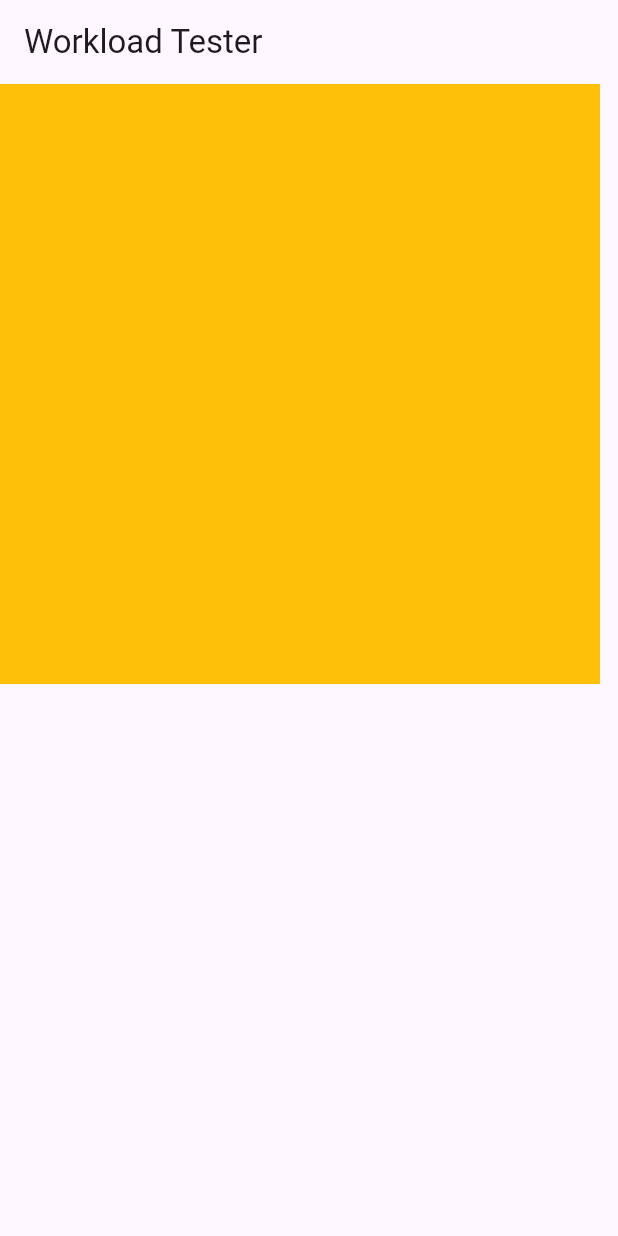
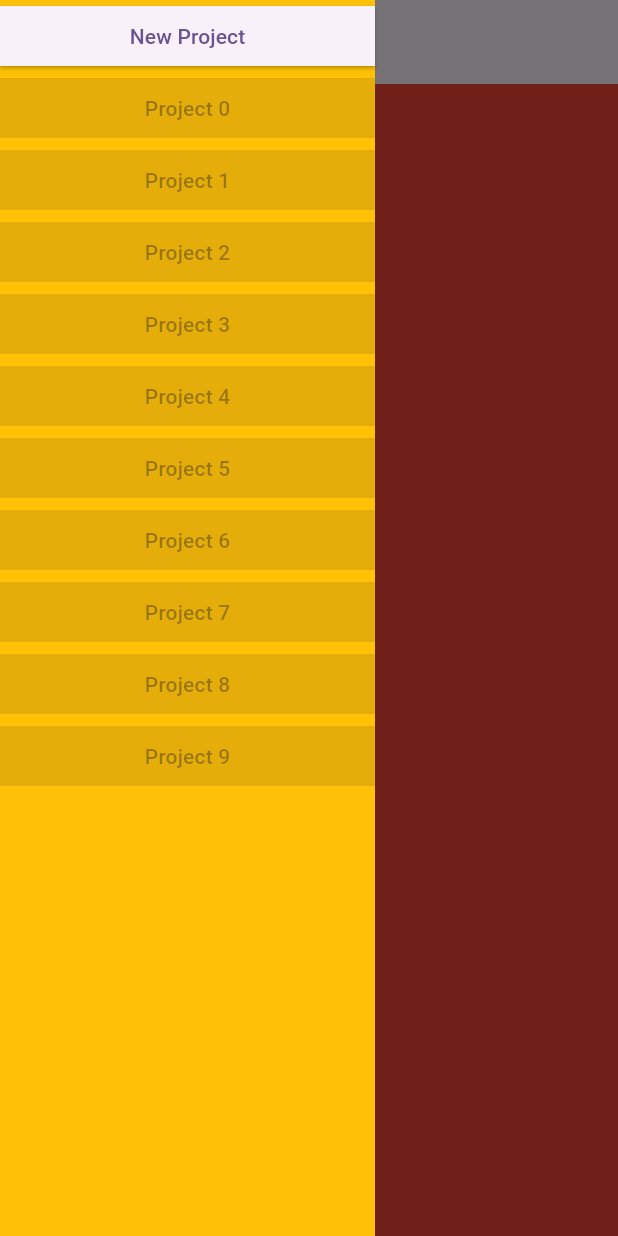
Before and after one commit to CristeaIon/workload_tester, a Flutter app: the screen it shows after launch, with the side drawer open (before the commit the screen has no drawer), on a phone screen of 412 x 824 dp. Run offline on Flutter 3.47's test engine with Material 3 defaults, Android fonts, the phone set to English and light mode, and no system bars; our stand-ins replace auto_route; generated files the repository leaves out were written again.

Commit message:
created app side bar

```diff
--- a/lib/home/home_screen.dart
+++ b/lib/home/home_screen.dart
@@ -1,6 +1,8 @@
 import 'package:auto_route/auto_route.dart';
 import 'package:flutter/material.dart';
 import 'package:workload_tester/app/l10n/generated/l10n.dart';
+
+import 'widgets/side_bar.dart';
 
 @RoutePage()
 class HomeScreen extends StatelessWidget {
@@ -8,9 +10,25 @@ class HomeScreen extends StatelessWidget {
 
   @override
   Widget build(BuildContext context) {
-    return Scaffold(
-      appBar: AppBar(title: Text(L.of(context).appName),),
-      body: Container(height: 400,width: 400,color: Colors.amber,),
+    return LayoutBuilder(
+      builder: (context, constraints) {
+        return Scaffold(
+          appBar: AppBar(
+            title: Text(L.of(context).appName),
+          ),
+          drawer: constraints.maxWidth < 800 ? const SideBar() : null,
+          body: Row(
+            children: [
+              if (constraints.maxWidth > 800) const SideBar(),
+              Flexible(
+                child: Container(
+                  color: Colors.red,
+                ),
+              )
+            ],
+          ),
+        );
+      },
     );
   }
 }
--- /dev/null
+++ b/lib/home/widgets/side_bar.dart
@@ -0,0 +1,32 @@
+
+import 'package:flutter/material.dart';
+
+import 'side_bar_button.dart';
+
+class SideBar extends StatelessWidget {
+  const SideBar({super.key});
+
+  @override
+  Widget build(BuildContext context) {
+    return Container(
+      width: 250,
+      color: Colors.amber,
+      child: CustomScrollView(
+        slivers: [
+          SliverToBoxAdapter(
+            child: SideBarButton(
+              title: 'New Project',
+              onPressed: () {},
+            ),
+          ),
+          SliverList.builder(
+            itemCount: 10,
+            itemBuilder: (context, index) {
+              return SideBarButton(title: 'Project $index');
+            },
+          )
+        ],
+      ),
+    );
+  }
+}
--- /dev/null
+++ b/lib/home/widgets/side_bar_button.dart
@@ -0,0 +1,26 @@
+
+import 'package:flutter/material.dart';
+
+class SideBarButton extends StatelessWidget {
+  const SideBarButton({
+    super.key,
+    required this.title,
+    this.onPressed,
+  });
+  final String title;
+  final VoidCallback? onPressed;
+  @override
+  Widget build(BuildContext context) {
+    return ElevatedButton(
+      style: const ButtonStyle(
+        shape: MaterialStatePropertyAll(
+          RoundedRectangleBorder(
+            borderRadius: BorderRadius.all(Radius.zero),
+          ),
+        ),
+      ),
+      onPressed: onPressed,
+      child: Text(title),
+    );
+  }
+}
```
